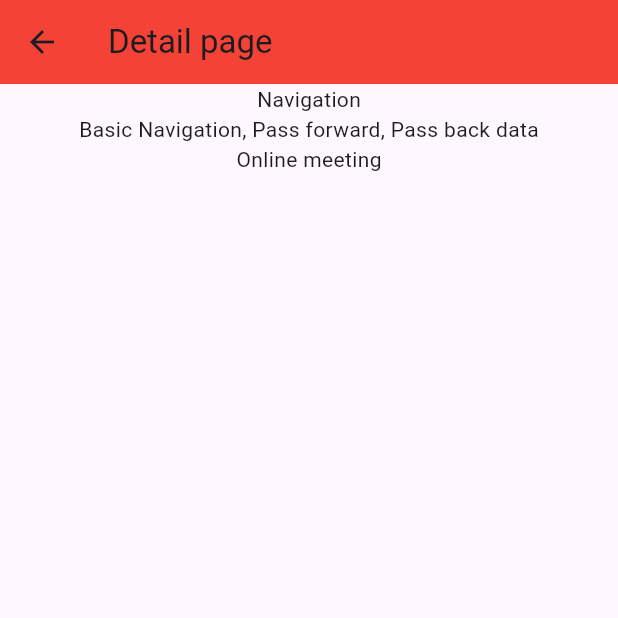
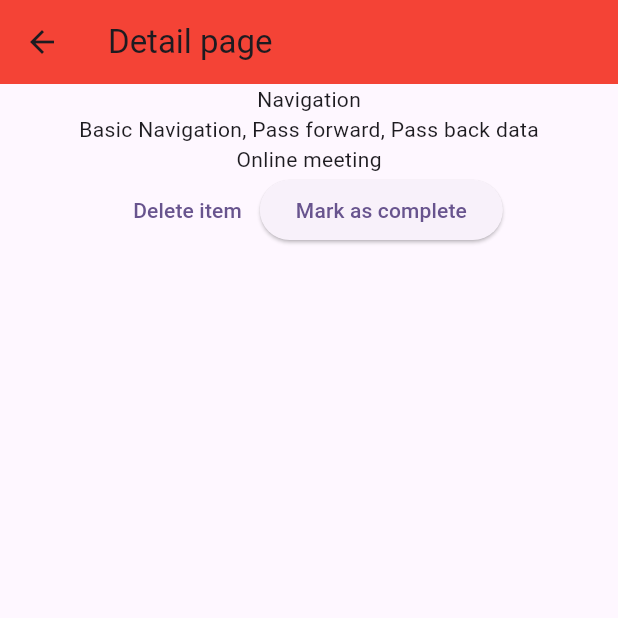
Before and after one commit to wanmuz86/flutter-day2-may24-todos, a Flutter app: the screen it shows after launch, after a tap on "Navigation", on a phone screen of 412 x 824 dp, the top half of it. Run offline on Flutter 3.47's test engine with Material 3 defaults, Android fonts, the phone set to English and light mode, and no system bars.

Commit message:
pass forward index

```diff
--- a/lib/widgets/detail.dart
+++ b/lib/widgets/detail.dart
@@ -1,21 +1,42 @@
 import 'package:flutter/material.dart';
 
 class DetailPage extends StatelessWidget {
-  final Map<String,String> item; // create a variable item, of type Map<String,String>
+  final int index;
+  final Map<String, String>
+      item; // create a variable item, of type Map<String,String>
 
-  DetailPage({required this.item});
+  DetailPage({required this.item, required this.index});
 
   @override
   Widget build(BuildContext context) {
     return Scaffold(
-      appBar: AppBar(title: Text("Detail page"),
-        backgroundColor: Colors.red,),
+      appBar: AppBar(
+        title: Text("Detail page"),
+        backgroundColor: Colors.red,
+      ),
       body: Center(
         child: Column(
           children: [
             Text(item["name"]!),
             Text(item["desc"]!),
-            Text(item["place"]!)
+            Text(item["place"]!),
+            // ONLY ROW AND COLUMN - children, .. Stack..
+            // Container, Center, Padding, Single .. child
+            Row(
+              mainAxisAlignment: MainAxisAlignment.center,
+              children: [
+                TextButton(
+                  onPressed: () {
+                    print("ToDO: passed backward $index");
+                  },
+                  child: Text("Delete item"),
+                ),
+                ElevatedButton(
+                    onPressed: () {
+
+                    }, child: Text("Mark as complete"))
+              ],
+            )
           ],
         ),
       ),
--- a/lib/widgets/home.dart
+++ b/lib/widgets/home.dart
@@ -64,7 +64,9 @@ class _HomePageState extends State<HomePage> {
                 subtitle: Text(_todos[index]["place"]!),
                 trailing: Icon(Icons.chevron_right),
                 onTap: (){
-                  Navigator.push(context,MaterialPageRoute(builder: (context)=>DetailPage(item:_todos[index])));
+                  Navigator.push(context,MaterialPageRoute(builder: (context)=>DetailPage(
+                      item:_todos[index],
+                  index: index,)));
                 },
               ),
             );
```
